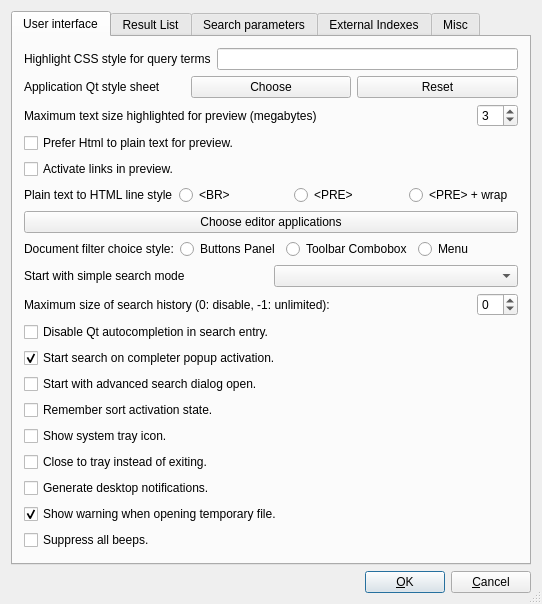
Before: the Qt Designer form src/qtgui/uiprefs.ui in alberti42/recoll-macos, drawn with Qt 5.
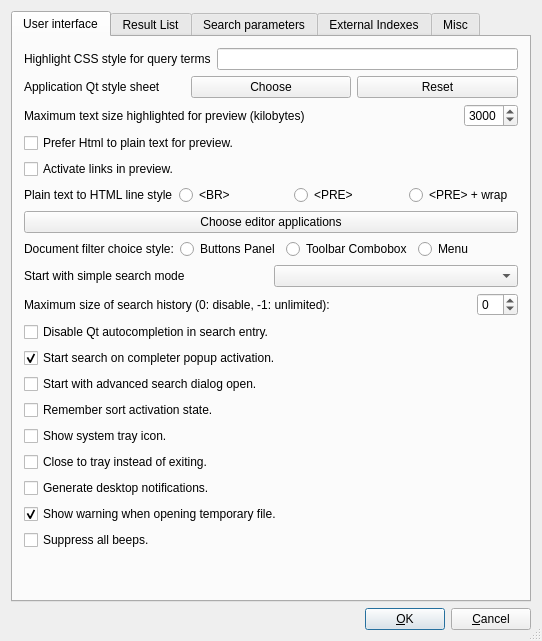
After: the same form once the commit is applied.

Commit message: GUI preview: use kbytes not mbytes for specifying the threshold size for not highlighting preview: with a slow splitter 1MB could be too high

The edit to the form file:
```diff
--- a/src/qtgui/uiprefs.ui
+++ b/src/qtgui/uiprefs.ui
@@ -7,7 +7,7 @@
     <x>0</x>
     <y>0</y>
     <width>542</width>
-    <height>449</height>
+    <height>641</height>
    </rect>
   </property>
   <property name="windowTitle">
@@ -104,7 +104,7 @@
                <string>Texts over this size will not be highlighted in preview (too slow).</string>
               </property>
               <property name="text">
-               <string>Maximum text size highlighted for preview (megabytes)</string>
+              <string>Maximum text size highlighted for preview (kilobytes)</string>
               </property>
               <property name="wordWrap">
                <bool>false</bool>
@@ -114,10 +114,16 @@
             <item>
              <widget class="QSpinBox" name="maxHLTSB">
               <property name="minimum">
-               <number>1</number>
+              <number>0</number>
+             </property>
+             <property name="maximum">
+              <number>5000</number>
+             </property>
+             <property name="singleStep">
+              <number>100</number>
               </property>
               <property name="value">
-               <number>3</number>
+              <number>3000</number>
               </property>
              </widget>
             </item>
```
Lines whose indentation alone changed are shown as unchanged. The commit also changes 3 other files.
